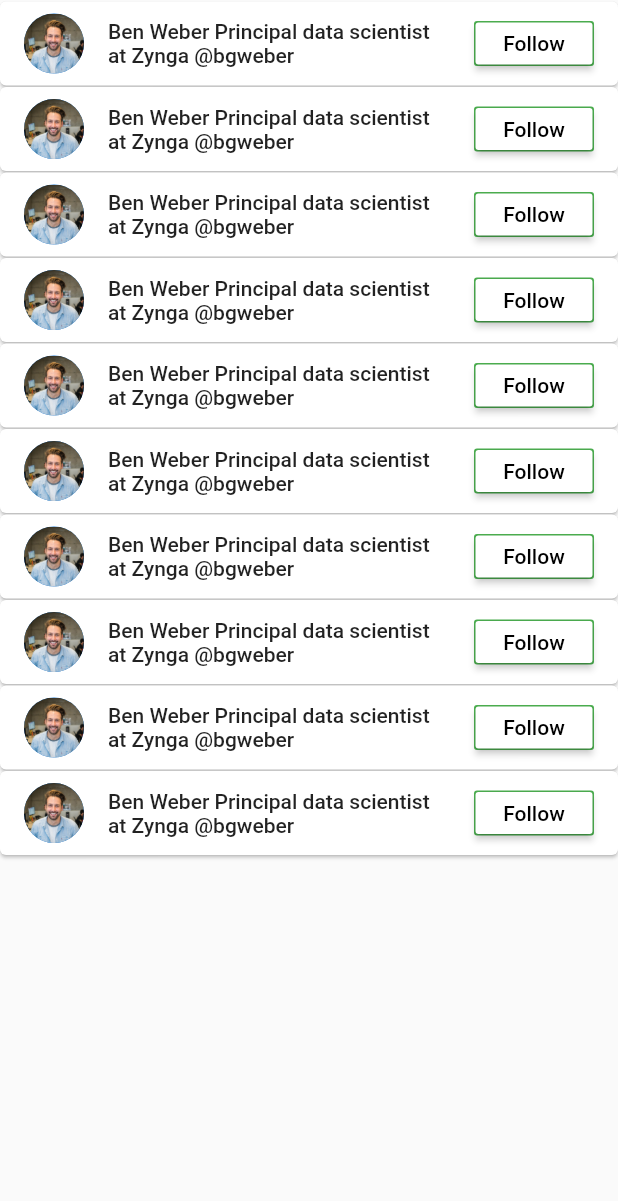
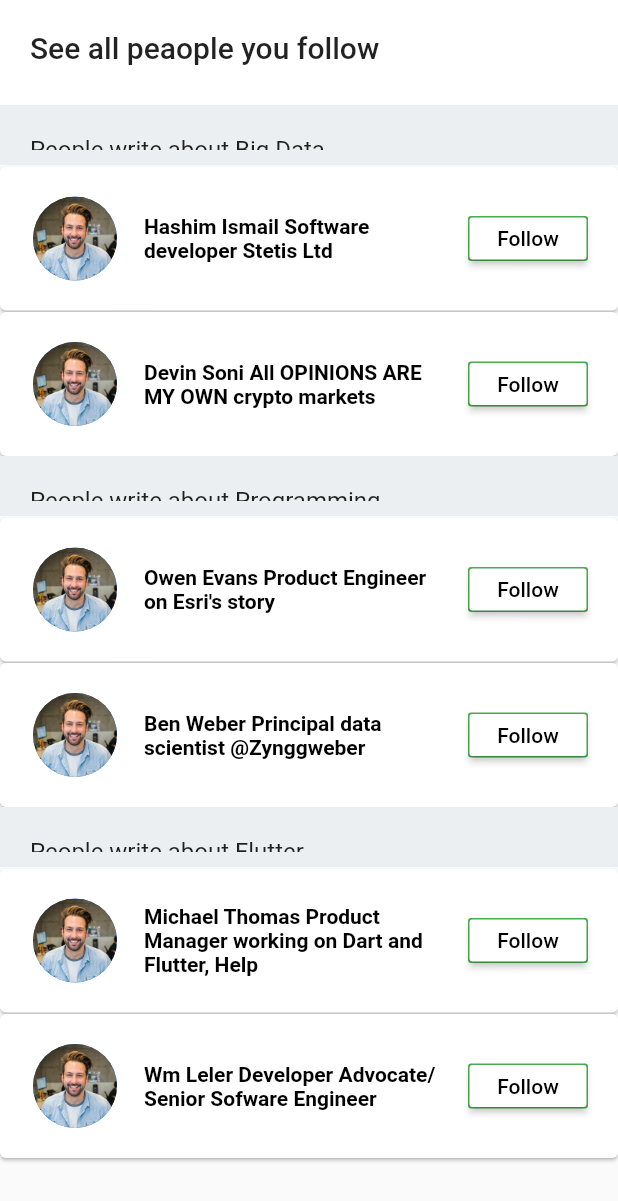
Before and after one commit to hashimas/Medium, a Flutter app: the People widget shown alone on an empty page, opened directly, on a phone screen of 412 x 824 dp. Shown: the top 1201 px of the screen. Run offline on Flutter 3.47's test engine with Material 2 defaults, Android fonts, the phone set to English and light mode, and no system bars; our stand-ins replace font_awesome_flutter.

Commit message:
profile image

```diff
--- a/lib/presenter/interests/people.dart
+++ b/lib/presenter/interests/people.dart
@@ -6,20 +6,66 @@ class People extends StatefulWidget{
 }
 
 class PeopleState extends State<People>{
+  double screenWidth;
   @override
   Widget build(BuildContext covariant){
+    screenWidth = MediaQuery.of(covariant).size.width;
+
     int size = 10;
     return new ListView.builder(itemBuilder: (BuildContext ctx, int index){
-      return new GestureDetector(child: createCardItems() ,onTap: (){},);
+      return new GestureDetector(child: createCardItems(index) ,onTap: (){},);
     } ,itemCount: size == null ? 0 : size,);
   }
 
-  Widget createCardItems(){
-    return new Card(margin: EdgeInsets.only(top: 1.0),
-      child: new ListTile(leading: new  CircleAvatar(backgroundImage: new AssetImage('lib/images/pix.jpg',),) ,
-      title: new Text('Ben Weber Principal data scientist at Zynga @bgweber',maxLines: 4,style: Theme.of(context).textTheme.body2,),
-      trailing: Container(width: 80.0,height: 30.0,decoration: BoxDecoration(color: Colors.green,shape: BoxShape.rectangle,borderRadius:BorderRadius.all(Radius.circular(2.0))),padding: EdgeInsets.all(1.0),child: new RaisedButton(onPressed: (){},child: new Text('Follow'),color: Colors.white,textColor: Colors.black,)) ,),);
+  Widget createCardItems(int index){
+    if(index == 0){
+      return createFirstItem();
+    }else if(index == 1) {
+      return  createSecondItem('People write about Big Data');
+    }else if(index == 2){
+      return createCardMainItems('Hashim Ismail Software developer Stetis Ltd');
+    }else if(index == 3){
+      return createCardMainItems('Devin Soni All OPINIONS ARE MY OWN crypto markets');
+    }
+    else if(index == 4){
+      return createSecondItem('People write about Programming');
+    }else if(index == 5){
+      return createCardMainItems('Owen Evans Product Engineer on Esri\'s story');
+    }else if(index == 6){
+      return createCardMainItems('Ben Weber Principal data scientist @Zynggweber');
+    }
+    else if(index == 7){
+      return createSecondItem('People write about Flutter');
+    }
+    else if(index == 8){
+      return createCardMainItems('Michael Thomas Product Manager working on Dart and Flutter, Help');
+
+    }
+    else if (index == 9){
+      return createCardMainItems('Wm Leler Developer Advocate/Senior Sofware Engineer');
+
+    }
+
 
   }
 
+  Widget createCardMainItems(var text){
+    return new Card(margin: EdgeInsets.only(top: 1.0),
+      child: new ListTile(contentPadding: EdgeInsets.all(20.0),
+        leading: Container(width: 60.0,height: 60.0,decoration: BoxDecoration(borderRadius: BorderRadius.circular(10.0),),child: new  CircleAvatar(backgroundImage: new AssetImage('lib/images/pix.jpg',),)) ,
+        title: new Text(text,maxLines: 4,style: TextStyle(color: Colors.black,fontSize: 14.0,fontWeight: FontWeight.bold),),
+        trailing: Container(width: 80.0,height: 30.0,decoration: BoxDecoration(color: Colors.green,shape: BoxShape.rectangle,borderRadius:BorderRadius.all(Radius.circular(2.0))),padding: EdgeInsets.all(1.0),child: new RaisedButton(onPressed: (){},child: new Text('Follow'),color: Colors.white,textColor: Colors.black,)) ,),);
+  }
+
+  Widget createFirstItem(){
+    return new Row(children: <Widget>[
+      Container(color: Colors.white,height: 70.0,width: screenWidth,padding: EdgeInsets.all(20.0),child: new Text('See all peaople you follow',textAlign: TextAlign.left,style: Theme.of(context).textTheme.title,))
+    ],crossAxisAlignment: CrossAxisAlignment.end,mainAxisAlignment: MainAxisAlignment.end,);
+  }
+  Widget createSecondItem(var text){
+    return new Row(children: <Widget>[
+      Container(color: Colors.blueGrey[50],height: 40.0,width: screenWidth,padding: EdgeInsets.only(left: 20.0,top: 20.0,right: 10.0,bottom: 10.0),child: new Text(text,textAlign: TextAlign.left,style: Theme.of(context).textTheme.subhead,))
+    ],crossAxisAlignment: CrossAxisAlignment.end,mainAxisAlignment: MainAxisAlignment.end,);
+  }
+
 }
--- /dev/null
+++ b/lib/presenter/profile/profile.dart
@@ -0,0 +1,43 @@
+import 'package:flutter/material.dart';
+import 'package:medium/presenter/home/drawer.dart';
+import 'package:medium/presenter/profile/profile_tabs.dart';
+class Profiles extends StatefulWidget{
+  @override
+  State<StatefulWidget> createState()=> new ProfileState();
+}
+class ProfileState extends State<Profiles>{
+  double screenWidth;
+  double screenHeight;
+  double buttonWidth;
+  double tabHeight;
+  static const  Color transparent = const Color(0x00000000);
+  @override
+  Widget build(BuildContext ctx){
+    screenWidth = MediaQuery.of(ctx).size.width;
+    screenHeight = MediaQuery.of(context).size.height;
+    tabHeight = screenHeight * 0.50;
+    buttonWidth = screenWidth * 0.50;
+    return new MaterialApp(home: createScaffold() ,);
+  }
+  Widget createScaffold(){
+    return new Scaffold(appBar: createAppbar(),body: createBody(),drawer: new NavigationDrawer() ,);
+  }
+  Widget createAppbar(){
+    return new AppBar(backgroundColor: Colors.white,leading: new IconButton(icon: Icon(Icons.arrow_back), color: Colors.black,onPressed: (){Navigator.of(context).pop();}),actions: <Widget>[
+      new IconButton(icon: Icon(Icons.more_vert),color: Colors.black ,onPressed: (){})
+    ],);
+  }
+  Widget createBody(){
+    return new ListView(shrinkWrap: true,children: <Widget>[
+      new Container(child: Column(children: <Widget>[
+        new Container(child: new CircleAvatar(backgroundImage: AssetImage('lib/images/profile.jpg'),),margin: EdgeInsets.only(top: 20.0,bottom: 20.0),width: 120.0,height: 120.0,decoration: BoxDecoration(borderRadius: BorderRadius.circular(10.0)),),
+      ],)  ,),
+      new Container(alignment: Alignment.topLeft,padding: EdgeInsets.only(left: 20.0,top: 0.0),child: Text('Hashim Ismail',style: TextStyle(fontSize: 30.0,)),),
+      new Divider(height: 0.0,color: Colors.blueGrey[100],),
+      Container(height: screenHeight,width: buttonWidth,child: new ProfileTab())
+
+    ],);
+
+  }
+
+}
--- /dev/null
+++ b/lib/presenter/profile/profile_tabs.dart
@@ -0,0 +1,46 @@
+import 'package:flutter/material.dart';
+
+class ProfileTab extends StatefulWidget{
+  @override
+  State<StatefulWidget> createState() => new ProfileTabState();
+}
+class ProfileTabState extends State<ProfileTab>{
+  double screenWidth;
+  static const Color transparent = const Color(0x00000000);
+  double buttonWidth;
+  @override
+  Widget build(BuildContext covariant){
+    screenWidth = MediaQuery.of(covariant).size.width;
+    buttonWidth = screenWidth * 0.45;
+    return new MaterialApp(debugShowCheckedModeBanner: false,home: createTabController(),);
+  }
+  Widget createTabController(){
+    return new DefaultTabController(length: 2, child: new Scaffold(appBar: AppBar(backgroundColor: Colors.white,title:createTabs() ,bottom: new TabBar(tabs: <Widget>[
+      new Tab(child: Text('Profile',style: TextStyle(color: Colors.black,)),),
+      new Tab(child: Text('Claps',style: TextStyle(color: Colors.black),),),
+    ],),),body: createTabView()  ,));
+  }
+  Widget createTabView(){
+    return new TabBarView(children: <Widget>[
+      new Center(child: Text('Profile'),),
+      new Center(child: Text('Claps'),),
+    ],);
+  }
+
+  Widget createTabs(){
+    return new Row(children: <Widget>[
+      Container(decoration: BoxDecoration(border: Border(right: new BorderSide(color: Colors.black))),height: 50.0,width: buttonWidth,child: new FlatButton(padding: EdgeInsets.all(0.0),onPressed: (){},child: Row(
+        children: <Widget>[
+          Padding(padding: const EdgeInsets.only(left: 12.0,right: 4.0), child: Text('3',style: TextStyle(fontWeight: FontWeight.bold,fontSize: 18.0,)),),
+          Text('Following',style: Theme.of(context).textTheme.button,),
+        ],
+      ))),
+      Container(height: 50.0,width: buttonWidth,child: new FlatButton(onPressed: (){}, child: Row(
+        children: <Widget>[
+          Padding(padding: const EdgeInsets.only(left: 12.0,right: 4.0), child: Text('0',style: TextStyle(fontWeight: FontWeight.bold,fontSize: 18.0,)),),
+          Text('Followers',style: Theme.of(context).textTheme.button,),
+        ],
+      ))),
+    ],);
+  }
+}
```
Also changed, not shown: lib/presenter/home/drawer.dart (+9 -4 lines), lib/presenter/interests/interest.dart (+3 -8 lines), lib/presenter/interests/publication.dart (+78 -0 lines), lib/images/profile.jpg (added).
